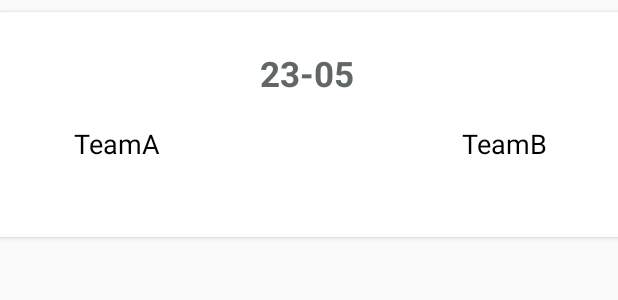
After one commit to zekierciyas/FootballFixture, an Android app: the layout custom_list_view.xml on its own in the app's theme, with its tools: preview values and no code run, on a phone screen of 412 x 824 dp. The commit adds this screen. Shown: the top 300 px of the screen. Run offline under Robolectric (Android 15) with nearby library versions, the phone set to English and light mode, and no system bars.

Commit message:
NestedScrollView to RecyclerView
-Updating from NestedScrollView to RecyclerView cause more advantages of confiyrations of UI design.

-Adding CardView to RecyclerView

```diff
--- /dev/null
+++ b/app/src/main/res/layout/custom_list_view.xml
@@ -0,0 +1,75 @@
+<?xml version="1.0" encoding="utf-8"?>
+<androidx.constraintlayout.widget.ConstraintLayout xmlns:android="http://schemas.android.com/apk/res/android"
+    xmlns:app="http://schemas.android.com/apk/res-auto"
+    xmlns:tools="http://schemas.android.com/tools"
+    android:layout_width="match_parent"
+    android:layout_height="wrap_content">
+
+    <androidx.cardview.widget.CardView
+        android:layout_width="415dp"
+        android:layout_height="150dp"
+        android:layout_marginStart="8dp"
+        android:layout_marginTop="8dp"
+        android:layout_marginEnd="8dp"
+        android:layout_marginBottom="8dp"
+        app:layout_constraintBottom_toBottomOf="parent"
+        app:layout_constraintEnd_toEndOf="parent"
+        app:layout_constraintStart_toStartOf="parent"
+        app:layout_constraintTop_toTopOf="parent">
+
+        <androidx.constraintlayout.widget.ConstraintLayout
+            android:layout_width="match_parent"
+            android:layout_height="wrap_content">
+
+            <TextView
+                android:id="@+id/matchDate"
+                android:layout_width="wrap_content"
+                android:layout_height="wrap_content"
+                android:layout_marginStart="24dp"
+                android:layout_marginTop="16dp"
+                android:layout_marginEnd="24dp"
+                android:text="23-05"
+                android:textColor="#616667"
+                android:textSize="23sp"
+                android:textStyle="bold"
+                app:layout_constraintBottom_toBottomOf="parent"
+                app:layout_constraintEnd_toEndOf="parent"
+                app:layout_constraintHorizontal_bias="0.493"
+                app:layout_constraintStart_toStartOf="parent"
+                app:layout_constraintTop_toTopOf="parent"
+                app:layout_constraintVertical_bias="0.107" />
+
+            <TextView
+                android:id="@+id/textTeamA"
+                android:layout_width="wrap_content"
+                android:layout_height="wrap_content"
+                android:layout_marginStart="50dp"
+                android:layout_marginTop="75dp"
+                android:layout_marginBottom="32dp"
+                android:text="TeamA"
+                android:textColor="#000000"
+                android:textSize="18dp"
+                app:layout_constraintBottom_toBottomOf="parent"
+                app:layout_constraintStart_toStartOf="parent"
+                app:layout_constraintTop_toTopOf="parent" />
+
+            <TextView
+                android:id="@+id/textTeamB"
+                android:layout_width="wrap_content"
+                android:layout_height="wrap_content"
+                android:layout_marginTop="75dp"
+                android:layout_marginEnd="50dp"
+                android:layout_marginBottom="32dp"
+                android:text="TeamB"
+                android:textColor="#000000"
+                android:textSize="18dp"
+                app:layout_constraintBottom_toBottomOf="parent"
+                app:layout_constraintEnd_toEndOf="parent"
+                app:layout_constraintTop_toTopOf="parent" />
+
+
+        </androidx.constraintlayout.widget.ConstraintLayout>
+
+    </androidx.cardview.widget.CardView>
+
+</androidx.constraintlayout.widget.ConstraintLayout>
```
Also changed, not shown: app/build.gradle (+8 -0 lines), app/src/main/java/com/zeki/football_fixture/network/model/Team.java (+25 -0 lines), app/src/main/java/com/zeki/football_fixture/ui/Adapter/CustomListAdapter.java (added, +62 -0 lines), app/src/main/java/com/zeki/football_fixture/ui/view/BaseActivity.java (+7 -0 lines), app/src/main/java/com/zeki/football_fixture/ui/view/CurrentWeekFragment.java (+26 -9 lines), app/src/main/java/com/zeki/football_fixture/ui/view/LastWeekFragment.java (+24 -16 lines), app/src/main/java/com/zeki/football_fixture/ui/view/NextWeekFragment.java (+23 -18 lines), app/src/main/res/layout/activity_main.xml (+5 -20 lines), 1 other file.
